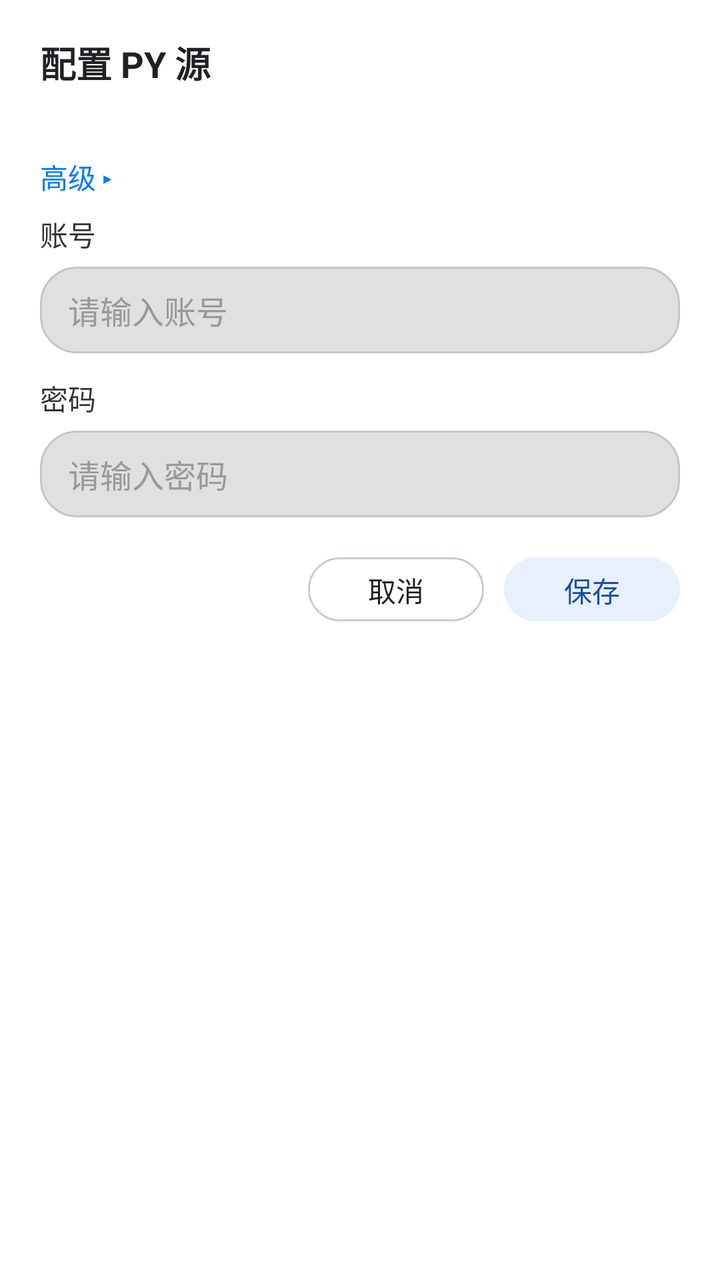
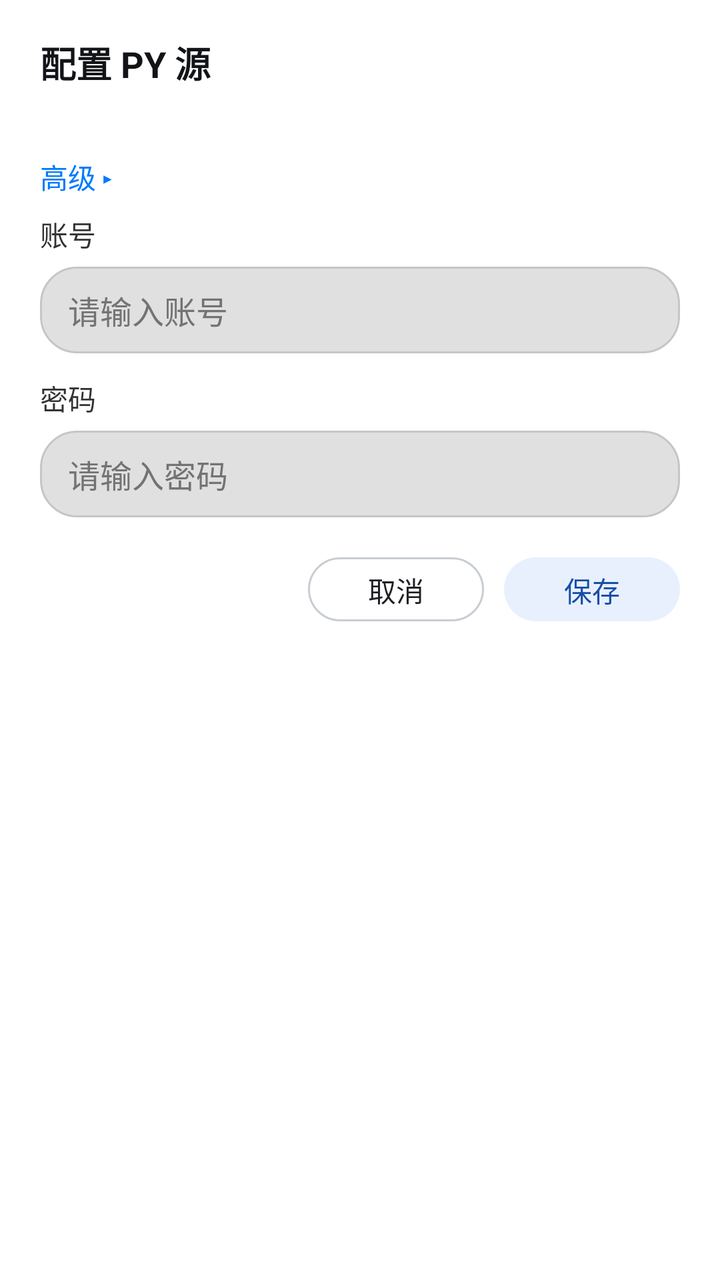

Compare the two renders of this Android layout. The source of the first and the diff that turns it into the second are given below.
<!-- AndroidManifest.xml: another module's application theme Theme.App -->
<!-- res/layout/dialog_py_ext_config.xml -->
<?xml version="1.0" encoding="utf-8"?>
<androidx.appcompat.widget.LinearLayoutCompat xmlns:android="http://schemas.android.com/apk/res/android"
    xmlns:app="http://schemas.android.com/apk/res-auto"
    android:layout_width="match_parent"
    android:layout_height="wrap_content"
    android:background="@drawable/dialog_glass"
    android:orientation="vertical"
    android:paddingStart="20dp"
    android:paddingTop="18dp"
    android:paddingEnd="20dp"
    android:paddingBottom="16dp">

    <com.google.android.material.textview.MaterialTextView
        android:id="@+id/tv_title"
        android:layout_width="match_parent"
        android:layout_height="wrap_content"
        android:text="配置 PY 源"
        android:textColor="#202124"
        android:textSize="18sp"
        android:textStyle="bold" />

    <com.google.android.material.textview.MaterialTextView
        android:id="@+id/tv_script_name"
        android:layout_width="match_parent"
        android:layout_height="wrap_content"
        android:layout_marginTop="4dp"
        android:ellipsize="middle"
        android:singleLine="true"
        android:textColor="#666666"
        android:textSize="13sp" />

    <com.google.android.material.textview.MaterialTextView
        android:id="@+id/tv_toggle"
        android:layout_width="wrap_content"
        android:layout_height="wrap_content"
        android:layout_marginTop="8dp"
        android:paddingTop="4dp"
        android:paddingBottom="4dp"
        android:text="高级 ▸"
        android:textColor="#007AFF"
        android:textSize="14sp" />

    
    <androidx.appcompat.widget.LinearLayoutCompat
        android:id="@+id/box_simple"
        android:layout_width="match_parent"
        android:layout_height="wrap_content"
        android:layout_marginTop="4dp"
        android:orientation="vertical">

        <com.google.android.material.textview.MaterialTextView
            android:layout_width="wrap_content"
            android:layout_height="wrap_content"
            android:text="账号"
            android:textColor="#333333"
            android:textSize="14sp" />

        <EditText
            android:id="@+id/et_account"
            android:layout_width="match_parent"
            android:layout_height="wrap_content"
            android:layout_marginTop="6dp"
            android:background="@drawable/shape_dialog_glass_input"
            android:hint="请输入账号"
            android:inputType="text"
            android:maxLines="1"
            android:singleLine="true"
            android:textColor="#202124"
            android:textColorHint="#999999"
            android:textSize="16sp" />

        <com.google.android.material.textview.MaterialTextView
            android:layout_width="wrap_content"
            android:layout_height="wrap_content"
            android:layout_marginTop="12dp"
            android:text="密码"
            android:textColor="#333333"
            android:textSize="14sp" />

        <EditText
            android:id="@+id/et_password"
            android:layout_width="match_parent"
            android:layout_height="wrap_content"
            android:layout_marginTop="6dp"
            android:background="@drawable/shape_dialog_glass_input"
            android:hint="请输入密码"
            android:inputType="textPassword"
            android:maxLines="1"
            android:singleLine="true"
            android:textColor="#202124"
            android:textColorHint="#999999"
            android:textSize="16sp" />

    </androidx.appcompat.widget.LinearLayoutCompat>

    
    <androidx.appcompat.widget.LinearLayoutCompat
        android:id="@+id/box_advanced"
        android:layout_width="match_parent"
        android:layout_height="wrap_content"
        android:layout_marginTop="4dp"
        android:orientation="vertical"
        android:visibility="gone">

        <com.google.android.material.textview.MaterialTextView
            android:layout_width="wrap_content"
            android:layout_height="wrap_content"
            android:text="JSON 参数"
            android:textColor="#333333"
            android:textSize="14sp" />

        <EditText
            android:id="@+id/et_json"
            android:layout_width="match_parent"
            android:layout_height="wrap_content"
            android:layout_marginTop="6dp"
            android:background="@drawable/shape_dialog_glass_input"
            android:fontFamily="monospace"
            android:gravity="top|start"
            android:hint="{&quot;cookie&quot;: &quot;UID=xxx;CID=xxx;SEID=xxx;KID=xxx&quot;}"
            android:inputType="textMultiLine"
            android:minLines="4"
            android:textColor="#202124"
            android:textColorHint="#999999"
            android:textSize="13sp" />

    </androidx.appcompat.widget.LinearLayoutCompat>

    
    <androidx.appcompat.widget.LinearLayoutCompat
        android:layout_width="match_parent"
        android:layout_height="wrap_content"
        android:layout_marginTop="16dp"
        android:gravity="center_vertical"
        android:orientation="horizontal">

        <Space
            android:layout_width="0dp"
            android:layout_height="1dp"
            android:layout_weight="1" />

        <com.google.android.material.button.MaterialButton
            android:id="@+id/btn_cancel"
            style="@style/Widget.Material3.Button.OutlinedButton"
            android:layout_width="wrap_content"
            android:layout_height="40dp"
            android:minHeight="40dp"
            android:text="取消"
            android:textColor="@color/dialog_outlined_button_text"
            app:backgroundTint="@color/dialog_outlined_button_bg"
            app:strokeColor="@color/dialog_outlined_button_stroke" />

        <com.google.android.material.button.MaterialButton
            android:id="@+id/btn_save"
            style="@style/Widget.Material3.Button"
            android:layout_width="wrap_content"
            android:layout_height="40dp"
            android:layout_marginStart="10dp"
            android:minHeight="40dp"
            android:text="保存"
            android:textColor="@color/dialog_primary_button_text"
            app:backgroundTint="@color/dialog_primary_button_bg" />

    </androidx.appcompat.widget.LinearLayoutCompat>

</androidx.appcompat.widget.LinearLayoutCompat>
<!-- resources referenced by this layout -->
<resources>
  <!-- drawable dialog_glass (drawable) -->
  <?xml version="1.0" encoding="utf-8"?>
  <shape xmlns:android="http://schemas.android.com/apk/res/android"
      android:shape="rectangle">
      <solid android:color="#D9FFFFFF" />
      <stroke
          android:width="1dp"
          android:color="#33FFFFFF" />
      <corners android:radius="16dp" />
  </shape>
  <!-- drawable shape_dialog_glass_input (drawable) -->
  <?xml version="1.0" encoding="utf-8"?>
  <shape xmlns:android="http://schemas.android.com/apk/res/android"
      android:shape="rectangle">
  
      <corners android:radius="18dp" />
  
      <solid android:color="#E0E0E0" />
  
      <stroke
          android:width="1dp"
          android:color="#C6C6C6" />
  
      <padding
          android:bottom="10dp"
          android:left="14dp"
          android:right="14dp"
          android:top="10dp" />
  
  </shape>
  <style name="Theme.App" parent="Theme.XingChen">
          <item name="android:windowDisablePreview">true</item>
          <item name="android:windowSplashScreenBackground">#000000</item>
          <item name="android:windowBackground">#000000</item>
      </style>
  <style name="Theme.XingChen" parent="Theme.Material3.DayNight.NoActionBar">
          <item name="android:windowBackground">@android:color/transparent</item>
                <item name="android:colorBackground">@android:color/transparent</item>
          <item name="colorPrimary">#f0a400</item>
          <item name="colorPrimaryVariant">#c07f00</item>
          <item name="colorOnPrimary">@android:color/white</item>
      </style>
</resources>

<!-- the commit's change to res/layout/dialog_py_ext_config.xml (unified diff, before → after) -->
@@ -15,7 +15,7 @@
         android:layout_width="match_parent"
         android:layout_height="wrap_content"
         android:text="配置 PY 源"
-        android:textColor="#202124"
+        android:textColor="#121417"
         android:textSize="18sp"
         android:textStyle="bold" />
 
@@ -26,7 +26,7 @@
         android:layout_marginTop="4dp"
         android:ellipsize="middle"
         android:singleLine="true"
-        android:textColor="#666666"
+        android:textColor="#4D4D4D"
         android:textSize="13sp" />
 
     <com.google.android.material.textview.MaterialTextView
@@ -65,8 +65,8 @@
             android:inputType="text"
             android:maxLines="1"
             android:singleLine="true"
-            android:textColor="#202124"
-            android:textColorHint="#999999"
+            android:textColor="#121417"
+            android:textColorHint="#737373"
             android:textSize="16sp" />
 
         <com.google.android.material.textview.MaterialTextView
@@ -87,8 +87,8 @@
             android:inputType="textPassword"
             android:maxLines="1"
             android:singleLine="true"
-            android:textColor="#202124"
-            android:textColorHint="#999999"
+            android:textColor="#121417"
+            android:textColorHint="#737373"
             android:textSize="16sp" />
 
     </androidx.appcompat.widget.LinearLayoutCompat>
@@ -120,8 +120,8 @@
             android:hint="{&quot;cookie&quot;: &quot;UID=xxx;CID=xxx;SEID=xxx;KID=xxx&quot;}"
             android:inputType="textMultiLine"
             android:minLines="4"
-            android:textColor="#202124"
-            android:textColorHint="#999999"
+            android:textColor="#121417"
+            android:textColorHint="#737373"
             android:textSize="13sp" />
 
     </androidx.appcompat.widget.LinearLayoutCompat>
